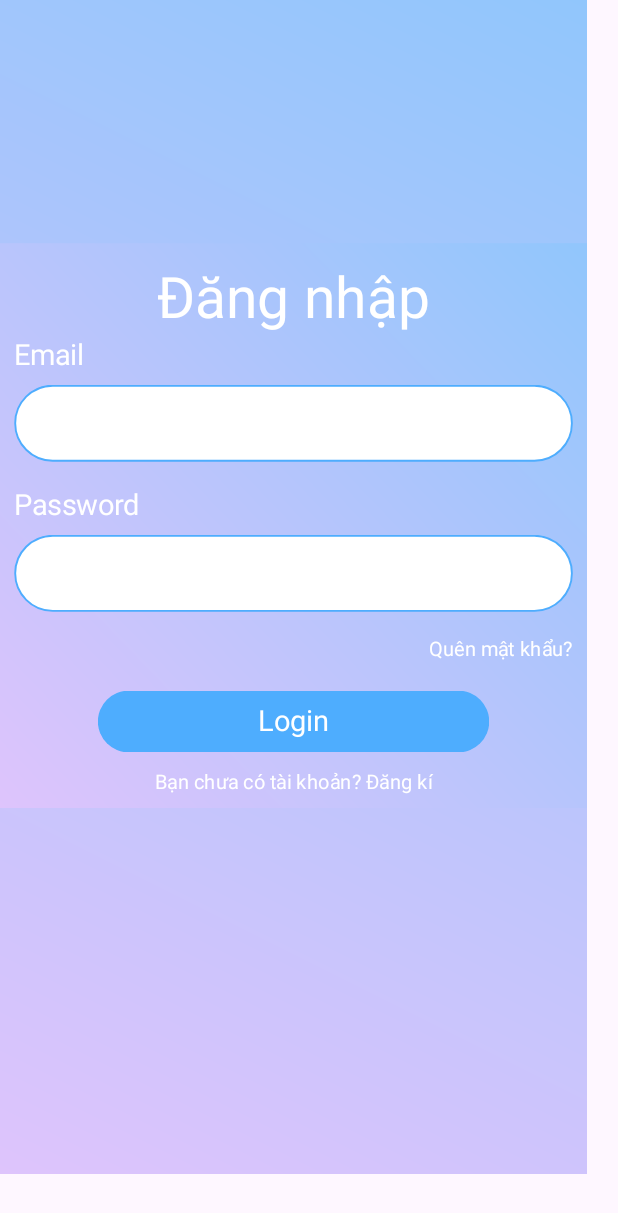
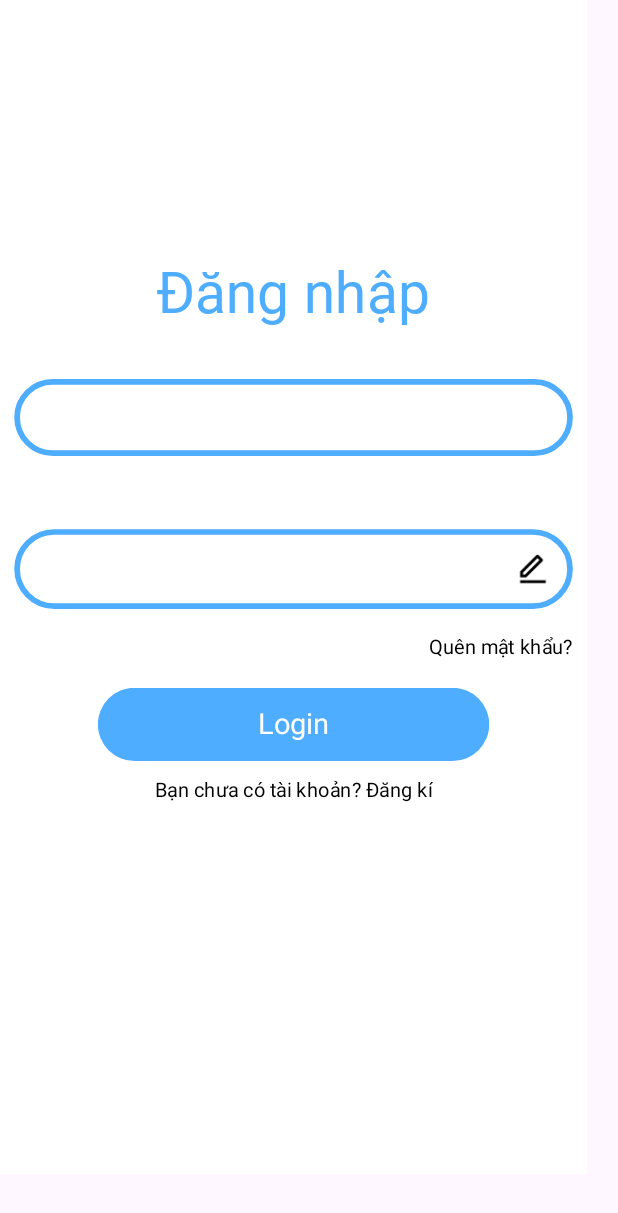
Before and after one commit to hathai2k2/MySocialProject, an Android app: the screen it shows after launch (MainActivity), on a phone screen of 412 x 824 dp. Shown: the top 1213 px of the screen. Run offline under Robolectric (Android 15) with nearby library versions, the phone set to English and light mode, and no system bars; our stand-ins replace Dagger/Hilt's generated code, data binding, navigation-ui.

Commit message:
update screen login

```diff
--- a/app/src/main/res/drawable/bg_rounded_input_field.xml
+++ b/app/src/main/res/drawable/bg_rounded_input_field.xml
@@ -2,6 +2,6 @@
 <shape xmlns:android="http://schemas.android.com/apk/res/android">
     <solid android:color="@color/white"/>
     <stroke
-        android:color="@color/blue" android:width="1dp" />
+        android:color="@color/blue" android:width="4dp" />
     <corners android:radius="60dp"/>
 </shape>
--- a/app/src/main/res/layout/fragment_sign_in.xml
+++ b/app/src/main/res/layout/fragment_sign_in.xml
@@ -7,12 +7,12 @@
     <androidx.constraintlayout.widget.ConstraintLayout
         android:layout_width="match_parent"
         android:layout_height="match_parent"
-        android:background="@drawable/bg_linear">
+        android:background="@color/white">
 
         <androidx.constraintlayout.widget.ConstraintLayout
             android:layout_width="match_parent"
             android:layout_height="wrap_content"
-            android:background="@drawable/bg_linear"
+            android:background="@color/white"
             android:padding="10dp"
             app:layout_constraintBottom_toBottomOf="parent"
             app:layout_constraintEnd_toEndOf="parent"
@@ -25,7 +25,8 @@
                 android:layout_width="wrap_content"
                 android:layout_height="wrap_content"
                 android:text="@string/txt_login"
-                android:textColor="@color/white"
+                android:textColor="@color/blue"
+                android:fontFamily="@font/mplusrounded1c_bold"
                 android:textSize="40sp"
                 app:layout_constraintEnd_toEndOf="parent"
                 app:layout_constraintStart_toStartOf="parent"
@@ -48,6 +49,7 @@
                 android:layout_height="wrap_content"
                 android:layout_marginTop="16dp"
                 app:edtLabel="Password"
+                app:edtDrawableRight="@drawable/ic_edit"
                 app:edtLabelTextColor="@color/white"
                 app:edtLabelTextSize="20sp"
                 app:layout_constraintEnd_toEndOf="parent"
@@ -60,7 +62,7 @@
                 android:layout_height="wrap_content"
                 android:layout_marginTop="16dp"
                 android:text="@string/txt_forgot_password"
-                android:textColor="@color/white"
+                android:textColor="@color/black"
                 android:textSize="14sp"
                 app:layout_constraintEnd_toEndOf="@+id/edtPassword"
                 app:layout_constraintTop_toBottomOf="@+id/edtPassword" />
@@ -85,7 +87,7 @@
                 android:layout_marginTop="10dp"
                 android:text="@string/txt_nav_sign_up"
                 android:textAlignment="center"
-                android:textColor="@color/white"
+                android:textColor="@color/black"
                 android:textSize="14sp"
                 app:layout_constraintEnd_toEndOf="@+id/btn_sign_in"
                 app:layout_constraintStart_toStartOf="@+id/btn_sign_in"
--- a/app/src/main/res/layout/view_button.xml
+++ b/app/src/main/res/layout/view_button.xml
@@ -12,9 +12,9 @@
         <TextView
             android:id="@+id/tv"
             android:layout_width="wrap_content"
-            android:layout_height="wrap_content"
-            android:layout_marginHorizontal="8dp"
-            android:layout_marginVertical="10dp"
+            android:layout_height="match_parent"
+            android:paddingHorizontal="8dp"
+            android:paddingVertical="14dp"
             android:includeFontPadding="false"
             android:text="@string/button"
             android:textColor="@color/white"
--- a/app/src/main/res/layout/view_profile_bottom_sheet.xml
+++ b/app/src/main/res/layout/view_profile_bottom_sheet.xml
@@ -92,6 +92,7 @@
             android:layout_height="0dp"
             android:layout_marginStart="@dimen/size_10dp"
             android:src="@drawable/ic_edit"
+            app:tint="@color/blue"
             app:layout_constraintBottom_toBottomOf="@+id/textView3"
             app:layout_constraintDimensionRatio="1:1"
             app:layout_constraintEnd_toEndOf="parent"
```
